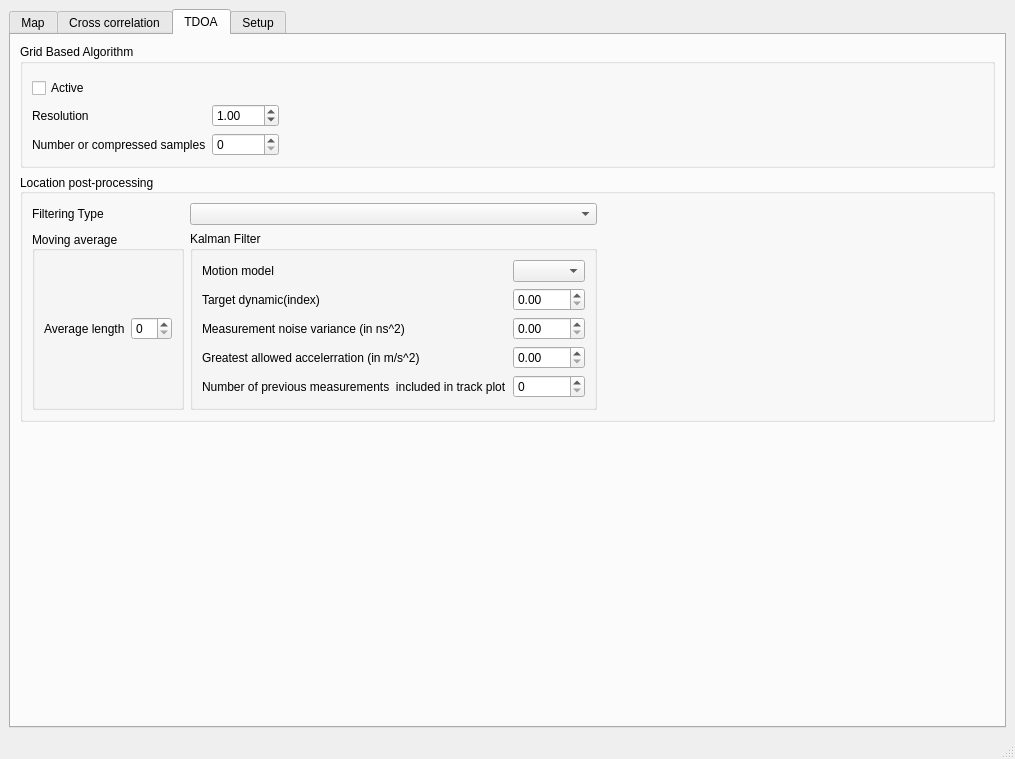
Old version of the form gui/main_window.ui in the repository rwth-ti/gr-localization.
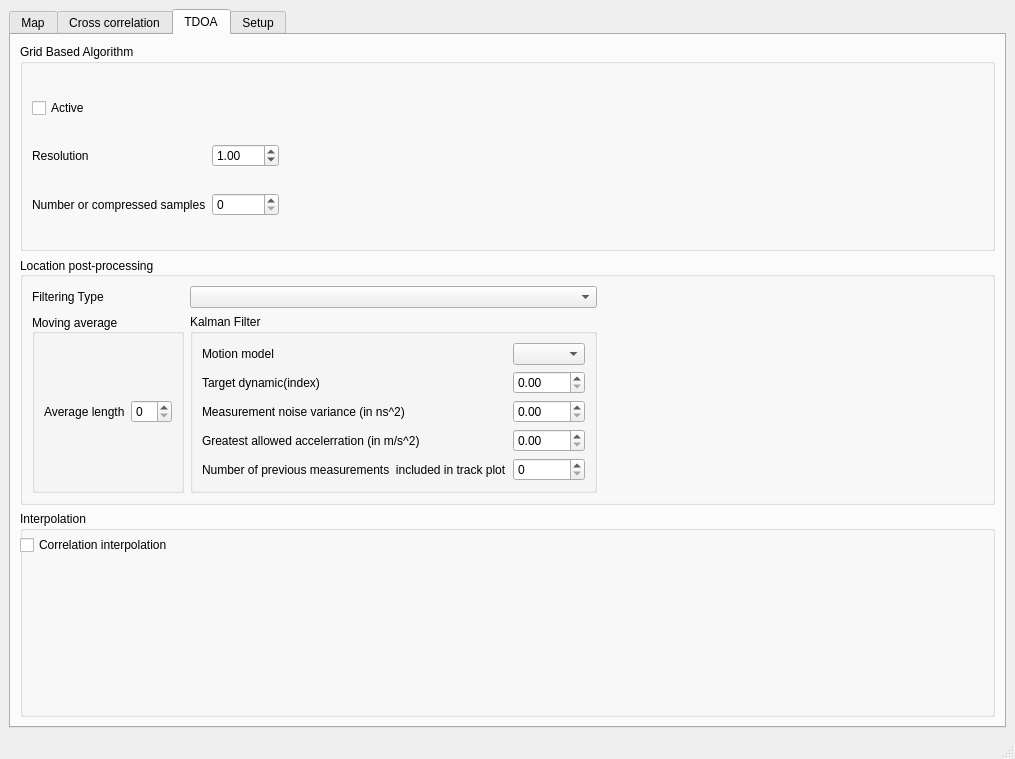
New version of the form. The open tabs and pages were chosen to show the change. Custom widgets are drawn as their Qt base class.

Commit message: Implement correlation interepolation; not cleaned up

```diff
--- a/gui/main_window.ui
+++ b/gui/main_window.ui
@@ -768,11 +768,6 @@
        </attribute>
        <layout class="QVBoxLayout" name="verticalLayout_17">
         <item>
-         <layout class="QVBoxLayout" name="verticalLayout_13">
-          <property name="topMargin">
-           <number>0</number>
-          </property>
-          <item>
            <widget class="QGroupBox" name="groupBox_9">
             <property name="title">
              <string>Grid Based Algorithm</string>
@@ -845,8 +840,6 @@
             </layout>
            </widget>
           </item>
-         </layout>
-        </item>
         <item>
          <widget class="QGroupBox" name="groupBox_16">
           <property name="title">
@@ -992,17 +985,43 @@
          </widget>
         </item>
         <item>
-         <spacer name="verticalSpacer">
+         <widget class="QGroupBox" name="groupBox_4">
+          <property name="title">
+           <string>Interpolation</string>
+          </property>
+          <widget class="QWidget" name="horizontalLayoutWidget">
+           <property name="geometry">
+            <rect>
+             <x>0</x>
+             <y>19</y>
+             <width>971</width>
+             <height>31</height>
+            </rect>
+           </property>
+           <layout class="QHBoxLayout" name="horizontalLayout_21">
+            <item>
+             <widget class="QCheckBox" name="checkBoxSplineInt">
+              <property name="text">
+               <string>Correlation interpolation</string>
+              </property>
+             </widget>
+            </item>
+            <item>
+             <spacer name="horizontalSpacer_5">
           <property name="orientation">
-           <enum>Qt::Vertical</enum>
+               <enum>Qt::Horizontal</enum>
           </property>
           <property name="sizeHint" stdset="0">
            <size>
-            <width>20</width>
-            <height>40</height>
+                <width>40</width>
+                <height>20</height>
            </size>
           </property>
          </spacer>
+            </item>
+           </layout>
+          </widget>
+         </widget>
         </item>
        </layout>
       </widget>
```
Lines whose indentation alone changed are shown as unchanged. The commit also changes 7 other files.
